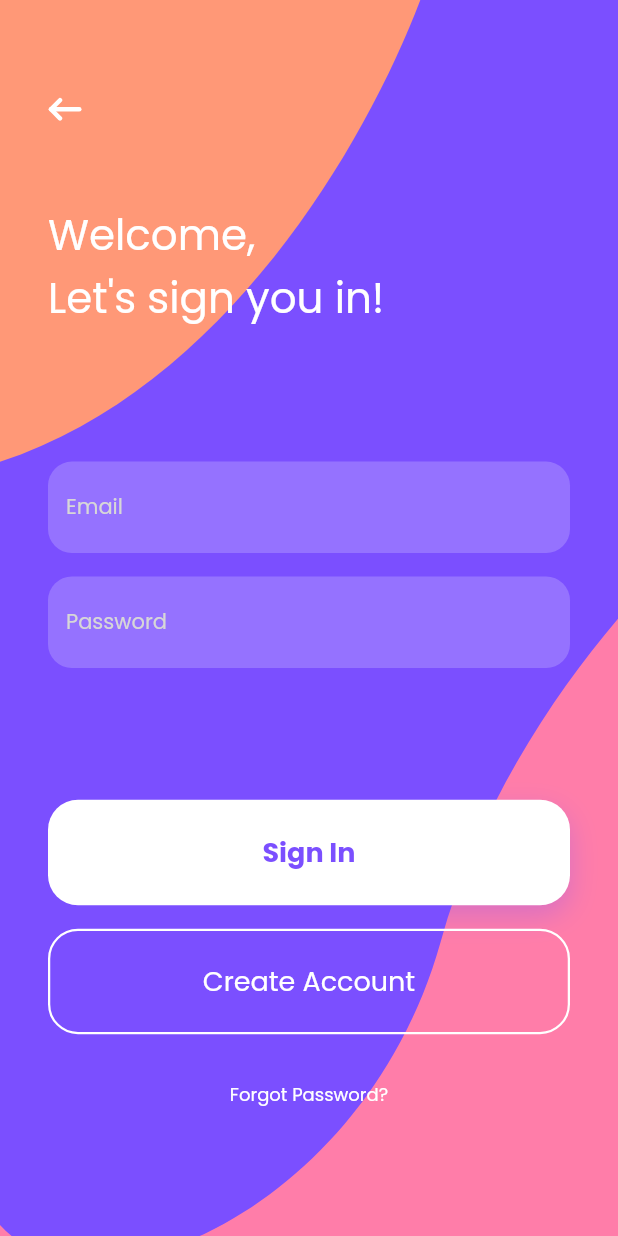
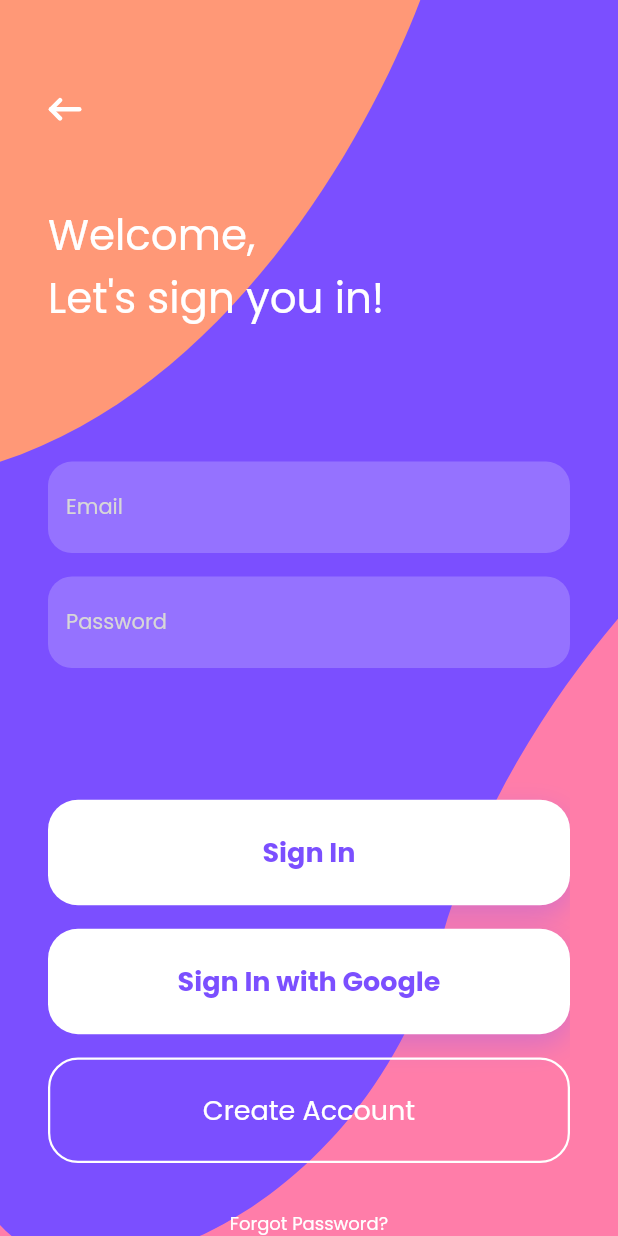
Before and after one commit to Fienne/sickler, a Flutter app: the SicklerSignInScreen screen opened by its route, after a tap on "Sign In", on a phone screen of 412 x 824 dp. Run offline on Flutter 3.47's test engine with Material 2 defaults, Android fonts, the phone set to English and light mode, and no system bars; our stand-ins replace firebase_auth, flutter_svg, google_sign_in, percent_indicator; accounts and stored records are empty; network calls fail.

Commit message:
added sign in functionality

```diff
--- a/lib/screens/authscreens/sign_in_screen.dart
+++ b/lib/screens/authscreens/sign_in_screen.dart
@@ -4,6 +4,7 @@ import 'package:flutter_svg/flutter_svg.dart';
 import 'package:sickler/global_components/sickler_button.dart';
 import 'package:sickler/screens/authscreens/components/text_form_field.dart';
 import 'package:sickler/screens/authscreens/create_account_screen.dart';
+import 'package:sickler/services/firebase_auth/firebase_auth_service.dart';
 
 import '../../constants.dart';
 import '../../size_config.dart';
@@ -91,9 +92,28 @@ class _SicklerSignInScreenState extends State<SicklerSignInScreen> {
                       onPressed: () {
                         HapticFeedback.lightImpact();
                         Feedback.forTap(context);
+                        FirebaseAuthService()
+                            .signIn(email.text, password.text, context);
                       },
                       isPrimaryButton: true),
                   SizedBox(height: relHeight(kDefaultPadding, context)),
+
+                  ///Todo: Change to google logo
+                  SicklerButton(
+                      colour: kPurple80,
+                      buttonLabel: "Sign In with Google",
+                      onPressed: () async {
+                        HapticFeedback.lightImpact();
+                        Feedback.forTap(context);
+                        FirebaseAuthService().signInWithGoogle();
+
+                        ///Todo: probably makr somthing to show that the app is registering
+                      },
+                      isPrimaryButton: true),
+                  SizedBox(
+                    height: relHeight(kDefaultPadding, context),
+                  ),
+
                   SicklerButton(
                       colour: kPurple80,
                       buttonLabel: "Create Account",
```
